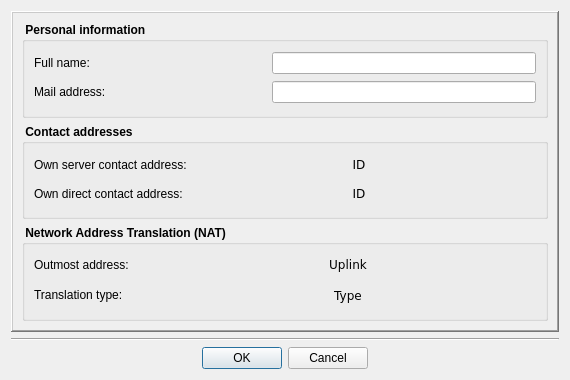
Old version of the form Homer/forms/Dialogs/IdentityDialog.ui in the repository Homer-Conferencing/Homer-Conferencing.
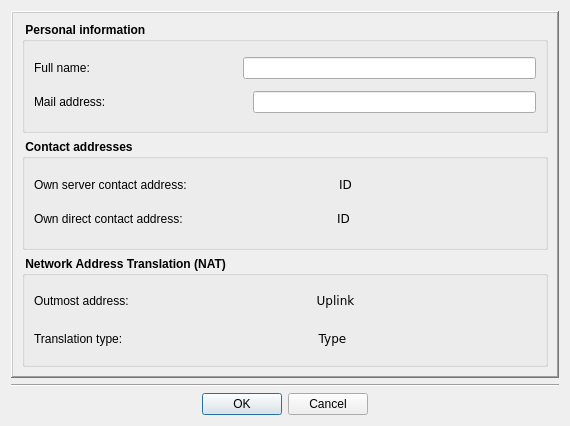
New version of the form. Icons and pictures are not drawn.

What changed in the file:
```diff
--- a/Homer/forms/Dialogs/IdentityDialog.ui
+++ b/Homer/forms/Dialogs/IdentityDialog.ui
@@ -7,7 +7,7 @@
     <x>0</x>
     <y>0</y>
     <width>570</width>
-    <height>380</height>
+    <height>426</height>
    </rect>
   </property>
   <property name="sizePolicy">
@@ -75,21 +75,8 @@
                <verstretch>0</verstretch>
               </sizepolicy>
              </property>
-             <property name="minimumSize">
-              <size>
-               <width>100</width>
-               <height>22</height>
-              </size>
-             </property>
-             <property name="maximumSize">
-              <size>
-               <width>100</width>
-               <height>22</height>
-              </size>
-             </property>
              <property name="font">
               <font>
-               <pointsize>9</pointsize>
                <weight>50</weight>
                <bold>false</bold>
               </font>
@@ -117,21 +104,8 @@
            </item>
            <item>
             <widget class="QLineEdit" name="mLeName">
-             <property name="minimumSize">
-              <size>
-               <width>0</width>
-               <height>22</height>
-              </size>
-             </property>
-             <property name="maximumSize">
-              <size>
-               <width>16777215</width>
-               <height>22</height>
-              </size>
-             </property>
              <property name="font">
               <font>
-               <pointsize>9</pointsize>
                <weight>50</weight>
                <bold>false</bold>
               </font>
@@ -153,21 +127,8 @@
                <verstretch>0</verstretch>
               </sizepolicy>
              </property>
-             <property name="minimumSize">
-              <size>
-               <width>100</width>
-               <height>22</height>
-              </size>
-             </property>
-             <property name="maximumSize">
-              <size>
-               <width>100</width>
-               <height>22</height>
-              </size>
-             </property>
              <property name="font">
               <font>
-               <pointsize>9</pointsize>
                <weight>50</weight>
                <bold>false</bold>
               </font>
@@ -195,21 +156,8 @@
            </item>
            <item>
             <widget class="QLineEdit" name="mLeMail">
-             <property name="minimumSize">
-              <size>
-               <width>0</width>
-               <height>22</height>
-              </size>
-             </property>
-             <property name="maximumSize">
-              <size>
-               <width>16777215</width>
-               <height>22</height>
-              </size>
-             </property>
              <property name="font">
               <font>
-               <pointsize>9</pointsize>
                <weight>50</weight>
                <bold>false</bold>
               </font>
@@ -246,21 +194,8 @@
                <verstretch>0</verstretch>
               </sizepolicy>
              </property>
-             <property name="minimumSize">
-              <size>
-               <width>180</width>
-               <height>22</height>
-              </size>
-             </property>
-             <property name="maximumSize">
-              <size>
-               <width>180</width>
-               <height>22</height>
-              </size>
-             </property>
              <property name="font">
               <font>
-               <pointsize>9</pointsize>
                <weight>50</weight>
                <bold>false</bold>
               </font>
@@ -272,22 +207,9 @@
            </item>
            <item>
             <widget class="QLabel" name="mLbServerAddress">
-             <property name="minimumSize">
-              <size>
-               <width>0</width>
-               <height>22</height>
-              </size>
-             </property>
-             <property name="maximumSize">
-              <size>
-               <width>16777215</width>
-               <height>16777215</height>
-              </size>
-             </property>
              <property name="font">
               <font>
                <family>Bitstream Vera Sans</family>
-               <pointsize>9</pointsize>
                <weight>50</weight>
                <bold>false</bold>
               </font>
@@ -372,21 +294,8 @@
                <verstretch>0</verstretch>
               </sizepolicy>
              </property>
-             <property name="minimumSize">
-              <size>
-               <width>180</width>
-               <height>22</height>
-              </size>
-             </property>
-             <property name="maximumSize">
-              <size>
-               <width>180</width>
-               <height>22</height>
-              </size>
-             </property>
              <property name="font">
               <font>
-               <pointsize>9</pointsize>
                <weight>50</weight>
                <bold>false</bold>
               </font>
@@ -398,22 +307,9 @@
            </item>
            <item>
             <widget class="QLabel" name="mLbDirectAddress">
-             <property name="minimumSize">
-              <size>
-               <width>0</width>
-               <height>22</height>
-              </size>
-             </property>
-             <property name="maximumSize">
-              <size>
-               <width>16777215</width>
-               <height>22</height>
-              </size>
-             </property>
              <property name="font">
               <font>
                <family>Bitstream Vera Sans</family>
-               <pointsize>9</pointsize>
                <weight>50</weight>
                <bold>false</bold>
               </font>
@@ -513,21 +409,8 @@
                <verstretch>0</verstretch>
               </sizepolicy>
              </property>
-             <property name="minimumSize">
-              <size>
-               <width>120</width>
-               <height>22</height>
-              </size>
-             </property>
-             <property name="maximumSize">
-              <size>
-               <width>120</width>
-               <height>22</height>
-              </size>
-             </property>
              <property name="font">
               <font>
-               <pointsize>9</pointsize>
                <weight>50</weight>
                <bold>false</bold>
               </font>
@@ -539,22 +422,9 @@
            </item>
            <item>
             <widget class="QLabel" name="mLbNatAdr">
-             <property name="minimumSize">
-              <size>
-               <width>0</width>
-               <height>22</height>
-              </size>
-             </property>
-             <property name="maximumSize">
-              <size>
-               <width>16777215</width>
-               <height>22</height>
-              </size>
-             </property>
              <property name="font">
               <font>
                <family>Bitstream Vera Sans</family>
-               <pointsize>9</pointsize>
                <weight>50</weight>
                <bold>false</bold>
               </font>
@@ -585,21 +455,8 @@
                <verstretch>0</verstretch>
               </sizepolicy>
              </property>
-             <property name="minimumSize">
-              <size>
-               <width>120</width>
-               <height>22</height>
-              </size>
-             </property>
-             <property name="maximumSize">
-              <size>
-               <width>120</width>
-               <height>16777215</height>
-              </size>
-             </property>
              <property name="font">
               <font>
-               <pointsize>9</pointsize>
                <weight>50</weight>
                <bold>false</bold>
               </font>
@@ -611,22 +468,9 @@
            </item>
            <item>
             <widget class="QLabel" name="mLbNatType">
-             <property name="minimumSize">
-              <size>
-               <width>0</width>
-               <height>22</height>
-              </size>
-             </property>
-             <property name="maximumSize">
-              <size>
-               <width>16777215</width>
-               <height>16777215</height>
-              </size>
-             </property>
              <property name="font">
               <font>
                <family>Bitstream Vera Sans</family>
-               <pointsize>9</pointsize>
                <weight>50</weight>
                <bold>false</bold>
               </font>
```
Left out of the diff: 2 changed lines with no effect on the pictures.
